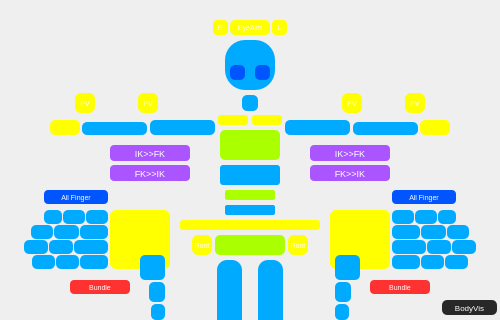
Old version of the form designer_ui.ui in the repository Gomanosuke/AutoRigForHumanoid; both pictures show x 0 to 500 and y 0 to 320 of the 500 by 500 pixel window.
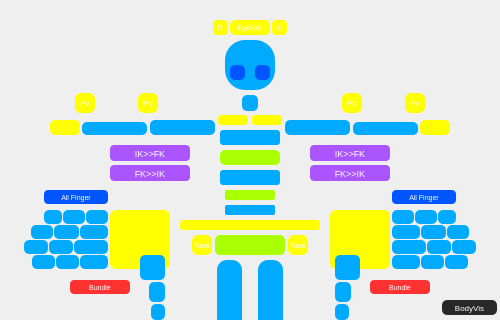
New version of the form.

Commit message: upperChestに対応

Diff of the .ui file:
```diff
--- a/designer_ui.ui
+++ b/designer_ui.ui
@@ -174,9 +174,9 @@
    <property name="geometry">
     <rect>
      <x>220</x>
-     <y>130</y>
+     <y>150</y>
      <width>60</width>
-     <height>30</height>
+     <height>15</height>
     </rect>
    </property>
    <property name="sizePolicy">
@@ -211,9 +211,9 @@
    <property name="geometry">
     <rect>
      <x>220</x>
-     <y>165</y>
+     <y>170</y>
      <width>60</width>
-     <height>20</height>
+     <height>15</height>
     </rect>
    </property>
    <property name="sizePolicy">
@@ -3994,6 +3994,43 @@
     <string>All Finger</string>
    </property>
   </widget>
+  <widget class="QPushButton" name="select_c_upperChest">
+   <property name="geometry">
+    <rect>
+     <x>220</x>
+     <y>130</y>
+     <width>60</width>
+     <height>15</height>
+    </rect>
+   </property>
+   <property name="sizePolicy">
+    <sizepolicy hsizetype="Minimum" vsizetype="Expanding">
+     <horstretch>0</horstretch>
+     <verstretch>0</verstretch>
+    </sizepolicy>
+   </property>
+   <property name="styleSheet">
+    <string notr="true">/* 通常時 */
+QPushButton {
+    background-color: rgb(0, 170, 255);
+    border-radius: 3px;
+    color: white; 
+}
+
+/* マウスが乗った時（+20） */
+QPushButton:hover {
+    background-color: rgb(20, 190, 255);
+}
+
+/* クリックした時（-40） */
+QPushButton:pressed {
+    background-color:  rgb(0, 130, 215);
+}</string>
+   </property>
+   <property name="text">
+    <string/>
+   </property>
+  </widget>
  </widget>
  <resources/>
  <connections/>
```
The commit also changes 2 other files.
